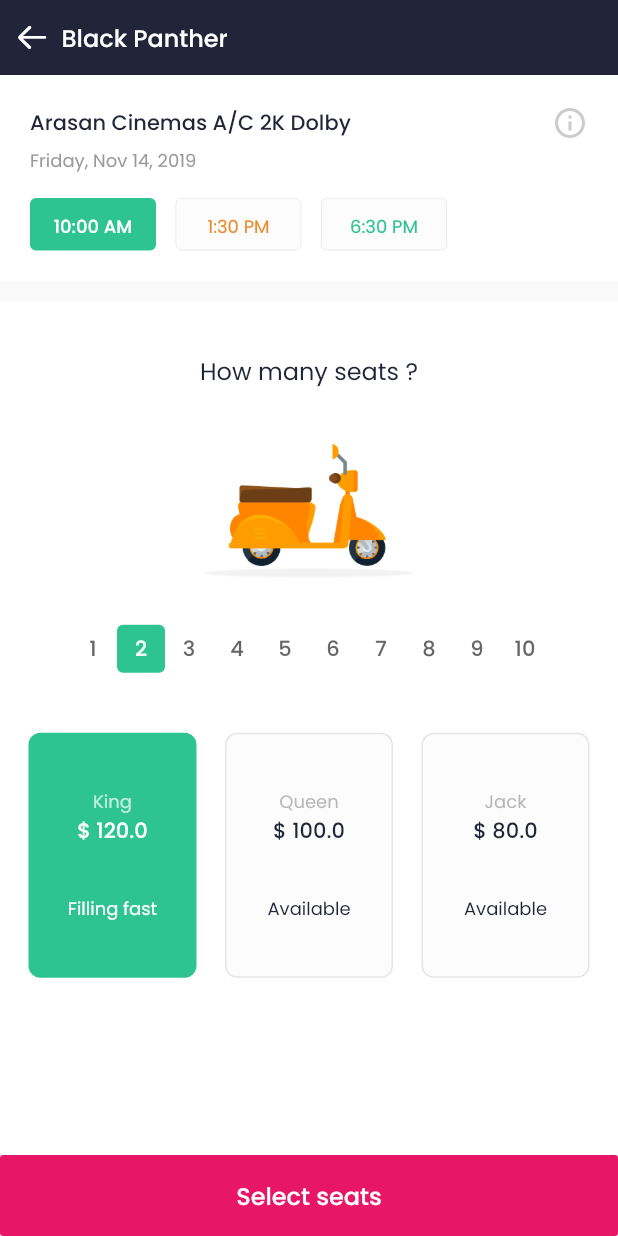
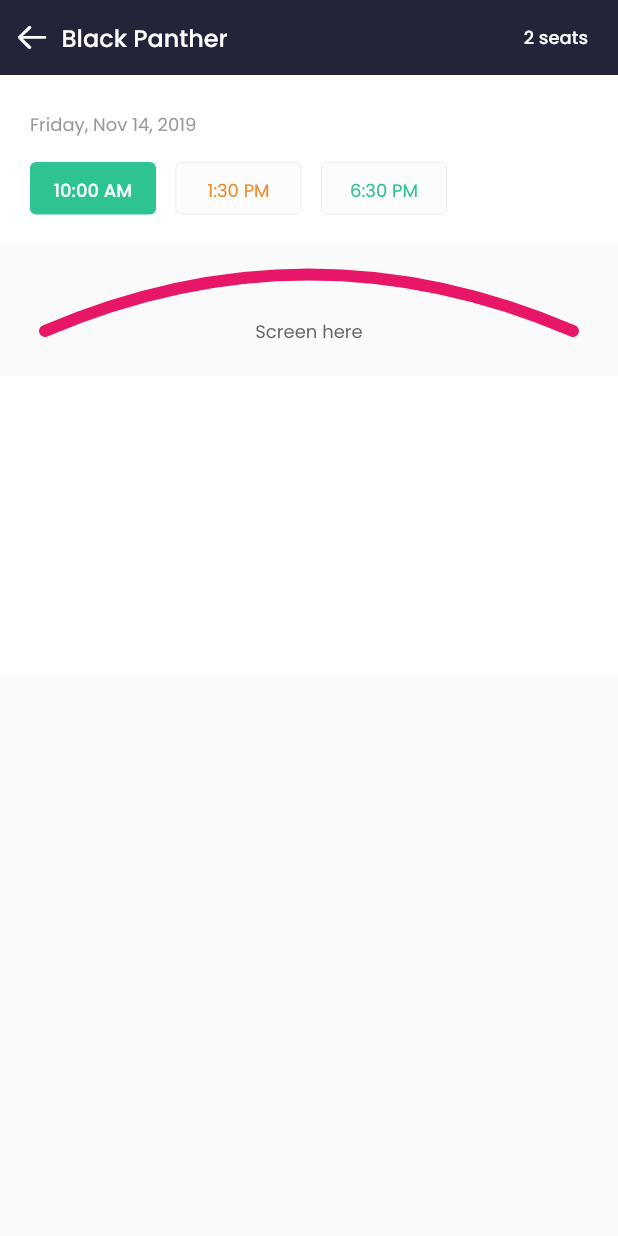
Before and after one commit to robustsolution/findseat-Flutter, a Flutter app: the screen it shows after launch, on a phone screen of 412 x 824 dp. Run offline on Flutter 3.47's test engine with Material 2 defaults, Android fonts, the phone set to English and light mode, and no system bars; our stand-ins replace dotted_border, flutter_svg, google_maps_flutter.

Commit message:
[BookSeatSlot] basically add cine time slot, cine screen

```diff
--- a/lib/main.dart
+++ b/lib/main.dart
@@ -26,7 +26,7 @@ class MyApp extends StatelessWidget {
         fontFamily: 'Poppins',
       ),
       onGenerateRoute: Router.generateRoute,
-      initialRoute: Router.BOOK_SEAT_TYPE,
+      initialRoute: Router.BOOK_SEAT_SLOT,
     );
   }
 }
--- a/lib/presentation/router.dart
+++ b/lib/presentation/router.dart
@@ -1,5 +1,6 @@
 import 'package:find_seat/presentation/screen/all_shows/barrel_all_shows.dart';
 import 'package:find_seat/presentation/screen/booking/barrel_booking.dart';
+import 'package:find_seat/presentation/screen/booking/book_seat_slot/barrel_book_seat_slot.dart';
 import 'package:find_seat/presentation/screen/booking/book_seat_type/barrel_book_seat_type.dart';
 import 'package:find_seat/presentation/screen/login/sc_login.dart';
 import 'package:find_seat/presentation/screen/show_info/barrel_show_info.dart';
@@ -34,6 +35,8 @@ class Router {
         return MaterialPageRoute(builder: (_) => BookTimeSlotScreen());
       case BOOK_SEAT_TYPE:
         return MaterialPageRoute(builder: (_) => BookSeatTypeScreen());
+      case BOOK_SEAT_SLOT:
+        return MaterialPageRoute(builder: (_) => BookSeatSlotScreen());
       default:
         return MaterialPageRoute(
             builder: (_) => Scaffold(
--- /dev/null
+++ b/lib/presentation/screen/booking/book_seat_slot/barrel_book_seat_slot.dart
@@ -0,0 +1,2 @@
+export 'sc_book_seat_slot.dart';
+export 'widget_cine_screen.dart';
--- /dev/null
+++ b/lib/presentation/screen/booking/book_seat_slot/sc_book_seat_slot.dart
@@ -0,0 +1,60 @@
+import 'package:find_seat/presentation/common_widgets/widget_toolbar.dart';
+import 'package:find_seat/presentation/screen/booking/barrel_booking.dart';
+import 'package:find_seat/presentation/screen/booking/book_seat_slot/barrel_book_seat_slot.dart';
+import 'package:find_seat/utils/my_const/my_const.dart';
+import 'package:flutter/material.dart';
+
+class BookSeatSlotScreen extends StatefulWidget {
+  @override
+  _BookSeatSlotScreenState createState() => _BookSeatSlotScreenState();
+}
+
+class _BookSeatSlotScreenState extends State<BookSeatSlotScreen> {
+  ItemCineTimeSlot _itemCineTimeSlot;
+
+  @override
+  void initState() {
+    _itemCineTimeSlot = ItemCineTimeSlot(
+        'Arasan Cinemas A/C 2K Dolby', 'Friday, Nov 14, 2019', '', [
+      ItemTimeSlot('10:00 AM', 10, true),
+      ItemTimeSlot('1:30 PM', 13, true),
+      ItemTimeSlot('6:30 PM', 6, true),
+    ]);
+
+    super.initState();
+  }
+
+  @override
+  Widget build(BuildContext context) {
+    return SafeArea(
+      child: Scaffold(
+        body: SingleChildScrollView(
+          child: Column(
+            mainAxisSize: MainAxisSize.min,
+            children: <Widget>[
+              WidgetToolbar(
+                title: 'Black Panther',
+                actions: Padding(
+                  padding:
+                      const EdgeInsets.symmetric(vertical: 2, horizontal: 20),
+                  child: Text('2 seats', style: FONT_CONST.MEDIUM_WHITE_12),
+                ),
+              ),
+              WidgetCineTimeSlot.selected(
+                item: _itemCineTimeSlot,
+                selectedIndex: 0,
+                showCineName: false,
+                showCineDot: false,
+              ),
+              WidgetCineScreen(),
+              Container(
+                color: Colors.white,
+                height: 200,
+              )
+            ],
+          ),
+        ),
+      ),
+    );
+  }
+}
--- /dev/null
+++ b/lib/presentation/screen/booking/book_seat_slot/widget_cine_screen.dart
@@ -0,0 +1,89 @@
+import 'package:find_seat/utils/my_const/my_const.dart';
+import 'package:flutter/material.dart';
+
+class WidgetCineScreen extends StatefulWidget {
+  @override
+  _WidgetCineScreenState createState() => _WidgetCineScreenState();
+}
+
+class _WidgetCineScreenState extends State<WidgetCineScreen> {
+  @override
+  Widget build(BuildContext context) {
+    return Container(
+      padding: EdgeInsets.all(20),
+      child: Stack(
+        children: <Widget>[
+          AspectRatio(
+            aspectRatio: 320 / 41,
+            child: CustomPaint(
+              painter: CurveScreenPainter(),
+            ),
+          ),
+          Positioned(
+            bottom: 0,
+            left: 0,
+            right: 0,
+            child: Center(
+              child: Text(
+                'Screen here',
+                style: FONT_CONST.REGULAR_GRAY4_12,
+              ),
+            ),
+          )
+        ],
+      ),
+    );
+  }
+}
+
+class CurveScreenPainter extends CustomPainter {
+  var strokeWidth = 8.0;
+  var offset = 10.0;
+
+  @override
+  void paint(Canvas canvas, Size size) {
+    var paint = Paint();
+    paint.color = COLOR_CONST.DEFAULT;
+    paint.style = PaintingStyle.stroke;
+    paint.isAntiAlias = true;
+    paint.strokeCap = StrokeCap.round;
+    paint.strokeWidth = strokeWidth;
+
+    var path = Path();
+    path.moveTo(offset, size.height - offset);
+    path.quadraticBezierTo(size.width / 2, -size.height + offset,
+        size.width - offset, size.height - offset);
+
+    canvas.drawPath(path, paint);
+  }
+
+  @override
+  bool shouldRepaint(CustomPainter oldDelegate) {
+    return true;
+  }
+}
+
+class CurvePainter extends CustomPainter {
+  @override
+  void paint(Canvas canvas, Size size) {
+    var paint = Paint();
+    paint.color = Colors.green[800];
+    paint.style = PaintingStyle.fill;
+
+    var path = Path();
+    path.lineTo(size.width, size.height);
+
+    path.moveTo(0, size.height * 0.25);
+    path.quadraticBezierTo(
+        size.width / 2, size.height / 2, size.width, size.height * 0.25);
+    path.lineTo(size.width, 0);
+    path.lineTo(0, 0);
+
+    canvas.drawPath(path, paint);
+  }
+
+  @override
+  bool shouldRepaint(CustomPainter oldDelegate) {
+    return true;
+  }
+}
--- a/lib/utils/my_const/FONT_CONST.dart
+++ b/lib/utils/my_const/FONT_CONST.dart
@@ -63,6 +63,7 @@ class FONT_CONST {
 
   //MEDIUM
   static final MEDIUM_WHITE = MEDIUM.copyWith(color: COLOR_CONST.WHITE);
+  static final MEDIUM_WHITE_12 = MEDIUM_WHITE.copyWith(fontSize: 12);
   static final MEDIUM_WHITE_14 = MEDIUM_WHITE.copyWith(fontSize: 14);
   static final MEDIUM_WHITE_16 = MEDIUM_WHITE.copyWith(fontSize: 16);
   static final MEDIUM_WHITE_22 = MEDIUM_WHITE.copyWith(fontSize: 22);
```
